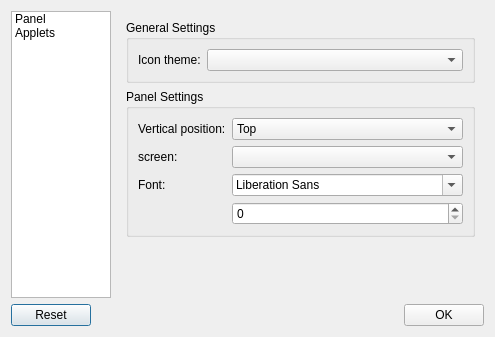
developing4all/hdepanel, file lib/panelsettings.ui: the form before one commit.
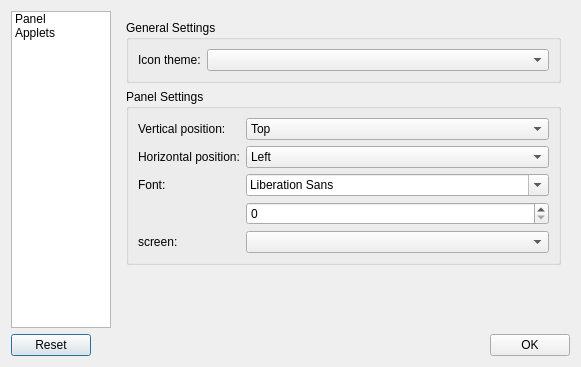
The form after the commit. The open tabs and pages were chosen to show the change. Icons and pictures are not drawn.

The edit to the form file:
```diff
--- a/lib/panelsettings.ui
+++ b/lib/panelsettings.ui
@@ -6,8 +6,8 @@
    <rect>
     <x>0</x>
     <y>0</y>
-    <width>488</width>
-    <height>337</height>
+    <width>581</width>
+    <height>367</height>
    </rect>
   </property>
   <property name="windowTitle">
@@ -104,6 +104,32 @@
               </item>
              </widget>
             </item>
+            <item row="2" column="0">
+             <widget class="QLabel" name="horizontalPositionLabel">
+              <property name="text">
+               <string>&lt;html&gt;&lt;head/&gt;&lt;body&gt;&lt;p&gt;Horizontal position:&lt;/p&gt;&lt;/body&gt;&lt;/html&gt;</string>
+              </property>
+             </widget>
+            </item>
+            <item row="2" column="1">
+             <widget class="QComboBox" name="horizontalPosition">
+              <item>
+               <property name="text">
+                <string>Left</string>
+               </property>
+              </item>
+              <item>
+               <property name="text">
+                <string>Center</string>
+               </property>
+              </item>
+              <item>
+               <property name="text">
+                <string>Right</string>
+               </property>
+              </item>
+             </widget>
+            </item>
             <item row="3" column="0">
              <widget class="QLabel" name="fontLabel">
               <property name="text">
@@ -118,14 +144,14 @@
               </property>
              </widget>
             </item>
-            <item row="2" column="0">
+            <item row="5" column="0">
              <widget class="QLabel" name="label">
               <property name="text">
                <string>screen:</string>
               </property>
              </widget>
             </item>
-            <item row="2" column="1">
+            <item row="5" column="1">
              <widget class="QComboBox" name="screen"/>
             </item>
             <item row="4" column="1">
```
Left out of the diff: 17 changed lines with no effect on the pictures.
